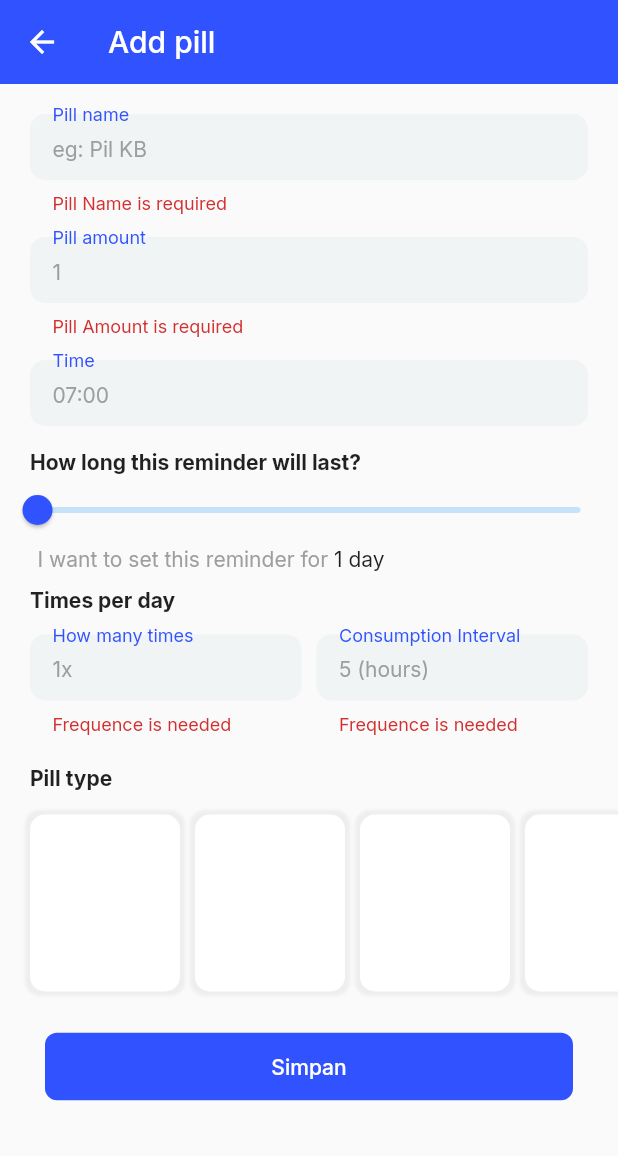
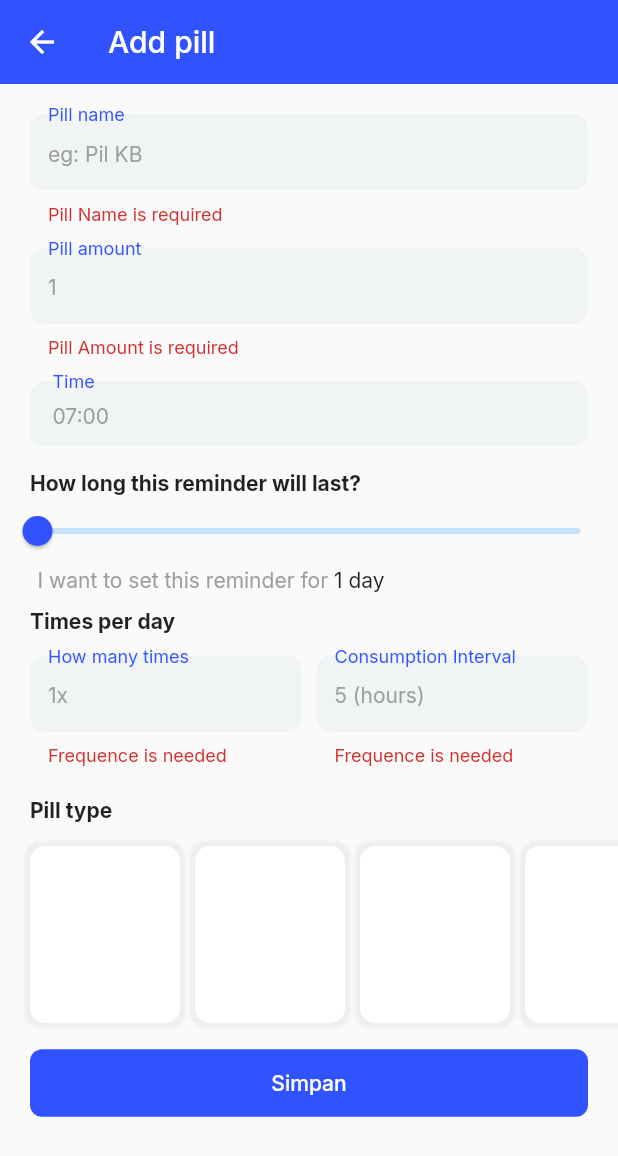
Before and after one commit to AdiatsaPutra/siatma, a Flutter app: the AddReminderPage screen opened by its route, after a tap on "Simpan", on a phone screen of 412 x 824 dp. Shown: the top 1156 px of the screen. Run offline on Flutter 3.47's test engine with Material 2 defaults, Android fonts, the phone set to English and light mode, and no system bars; drawn by our look-alikes of datetime_picker_formfield; our stand-ins replace bloc, dartz, flutter_bloc, freezed_annotation, google_fonts, logger and 2 more; accounts and stored records are empty.

Commit message:
reminder

```diff
--- a/lib/blocs/user/user_state.dart
+++ b/lib/blocs/user/user_state.dart
@@ -4,6 +4,7 @@ part of 'user_cubit.dart';
 class UserState with _$UserState {
   const factory UserState.initial() = _Initial;
   const factory UserState.loading() = _Loading;
+  const factory UserState.tapped() = _Tapped;
   const factory UserState.loaded(User user) = _Loaded;
   const factory UserState.error(String message) = _Error;
 }
--- a/lib/main.dart
+++ b/lib/main.dart
@@ -27,7 +27,7 @@ class MyApp extends StatelessWidget {
     return MultiBlocProvider(
       providers: [
         BlocProvider(
-          create: (context) => UserCubit(),
+          create: (context) => UserCubit()..profile(),
         ),
         BlocProvider(
           create: (context) => ReminderCubit()
--- a/lib/pages/add_reminder_page.dart
+++ b/lib/pages/add_reminder_page.dart
@@ -87,7 +87,6 @@ class AddReminderPage extends StatelessWidget {
                           value: addReminder.day,
                           max: 50,
                           min: 1,
-                          label: 'Iwant',
                           onChanged: (v) {
                             addReminder.setWeek(v);
                           },
@@ -245,22 +244,51 @@ class AddReminderPage extends StatelessWidget {
                 },
               ),
               builder: (context, state) => state.maybeWhen(
-                loading: () => const Padding(
-                  padding: EdgeInsets.all(10.0),
-                  child: CustomButton(
+                loading: () => const CustomButton(
                   child: Text('Loading...'),
                   onTap: null,
                 ),
-                ),
-                orElse: () => Padding(
-                  padding: const EdgeInsets.all(10.0),
-                  child: CustomButton(
+                orElse: () => CustomButton(
                   child: const Text('Simpan'),
                   onTap: () {
+                    FocusScope.of(context).unfocus();
                     if (addReminder.key.currentState!.validate()) {
+                      if (int.parse(addReminder.pillTimes.text) > 1 &&
+                          int.parse(addReminder.pillConsumption.text) < 1) {
+                        ScaffoldMessenger.of(context).showSnackBar(
+                          const SnackBar(
+                            backgroundColor: Colors.red,
+                            content: Text(
+                              'Consumption interval must not be 0',
+                            ),
+                          ),
+                        );
+                      }
+                      if (addReminder.selectedCategory == null) {
+                        ScaffoldMessenger.of(context).showSnackBar(
+                          const SnackBar(
+                            backgroundColor: Colors.red,
+                            content: Text(
+                              'Please choose pill category',
+                            ),
+                          ),
+                        );
+                      }
+                      if (int.parse(addReminder.pillTimes.text) == 1 &&
+                          int.parse(addReminder.pillConsumption.text) > 0) {
+                        ScaffoldMessenger.of(context).showSnackBar(
+                          const SnackBar(
+                            backgroundColor: Colors.red,
+                            content: Text(
+                              'Times per day must not be lower than interval',
+                            ),
+                          ),
+                        );
+                      } else {
                         context.read<AddReminderCubit>().addReminder();
                       }
-                      }),
+                    }
+                  },
                 ),
               ),
             ),
@@ -289,9 +317,7 @@ class AlertSection extends StatelessWidget {
           'Reminder Ditambah',
           style: kBigTextBold,
         ),
-        Padding(
-          padding: const EdgeInsets.all(10.0),
-          child: CustomButton(
+        CustomButton(
           child: const Text('Simpan'),
           onTap: () {
             Navigator.pop(context);
@@ -302,7 +328,6 @@ class AlertSection extends StatelessWidget {
                   ),
                 );
           },
-          ),
         ),
       ],
     );
--- a/lib/pages/pages.dart
+++ b/lib/pages/pages.dart
@@ -1,7 +1,6 @@
 import 'package:flutter/material.dart';
 import 'package:flutter_bloc/flutter_bloc.dart';
 import 'package:intl/intl.dart';
-import 'dart:async';
 import 'package:si_atma/blocs/add_reminder/add_reminder_cubit.dart';
 import 'package:si_atma/blocs/reminder/reminder_cubit.dart';
 import 'package:si_atma/blocs/user/user_cubit.dart';
--- a/lib/widgets/custom_text_field.dart
+++ b/lib/widgets/custom_text_field.dart
@@ -9,9 +9,11 @@ class CustomTextField extends StatelessWidget {
   final double? padding;
   final bool? enabled;
   final TextInputType? keyboardType;
+  final bool isObscure;
+  final Widget? suffix;
 
-  const CustomTextField(
-      {Key? key,
+  const CustomTextField({
+    Key? key,
     this.maxLines,
     required this.labelText,
     required this.hintText,
@@ -19,8 +21,10 @@ class CustomTextField extends StatelessWidget {
     this.validator,
     this.padding,
     this.enabled,
-      this.keyboardType})
-      : super(key: key);
+    this.keyboardType,
+    this.isObscure = false,
+    this.suffix,
+  }) : super(key: key);
 
   @override
   Widget build(BuildContext context) {
@@ -33,6 +37,7 @@ class CustomTextField extends StatelessWidget {
         enabled: enabled ?? true,
         keyboardType: keyboardType,
         onChanged: (value) {},
+        obscureText: isObscure,
         decoration: InputDecoration(
           border: const OutlineInputBorder(
             borderRadius: BorderRadius.all(
@@ -53,19 +58,11 @@ class CustomTextField extends StatelessWidget {
             borderSide: BorderSide(color: Colors.transparent, width: 2),
           ),
           floatingLabelBehavior: FloatingLabelBehavior.always,
+          labelText: labelText,
           isDense: true,
-          contentPadding: const EdgeInsets.fromLTRB(15, 15, 0, 10),
-          labelText: labelText,
           labelStyle: TextStyle(color: kPrimaryColor),
           hintText: hintText,
-          suffix: GestureDetector(
-            onTap: () {},
-            child: const Padding(
-              padding: EdgeInsets.only(
-                right: 10,
-              ),
-            ),
-          ),
+          suffixIcon: suffix,
           hintStyle: const TextStyle(color: Colors.grey, fontSize: 14),
           filled: true,
           fillColor: const Color(0xffF0F4F4),
--- a/lib/widgets/widgets.dart
+++ b/lib/widgets/widgets.dart
@@ -3,7 +3,9 @@ import 'package:datetime_picker_formfield/datetime_picker_formfield.dart';
 import 'package:flutter/material.dart';
 import 'package:flutter_bloc/flutter_bloc.dart';
 import 'package:intl/intl.dart';
+import 'package:shared_preferences/shared_preferences.dart';
 import 'package:si_atma/blocs/reminder/reminder_cubit.dart';
+import 'package:si_atma/constants/routes.dart';
 import 'package:si_atma/models/user.dart';
 import 'package:si_atma/models/user_pill.dart';
 
```
Also changed, not shown: lib/blocs/user/user_cubit.dart (+17 -0 lines), lib/pages/login_page.dart (+34 -9 lines), lib/pages/splash_page.dart (+18 -15 lines), lib/repositories/user_repository.dart (+54 -7 lines), lib/widgets/appbar_home_page.dart (+59 -3 lines), lib/blocs/user/user_cubit.freezed.dart, pubspec.lock, 1 other file. Lines whose indentation alone changed are shown as unchanged.
